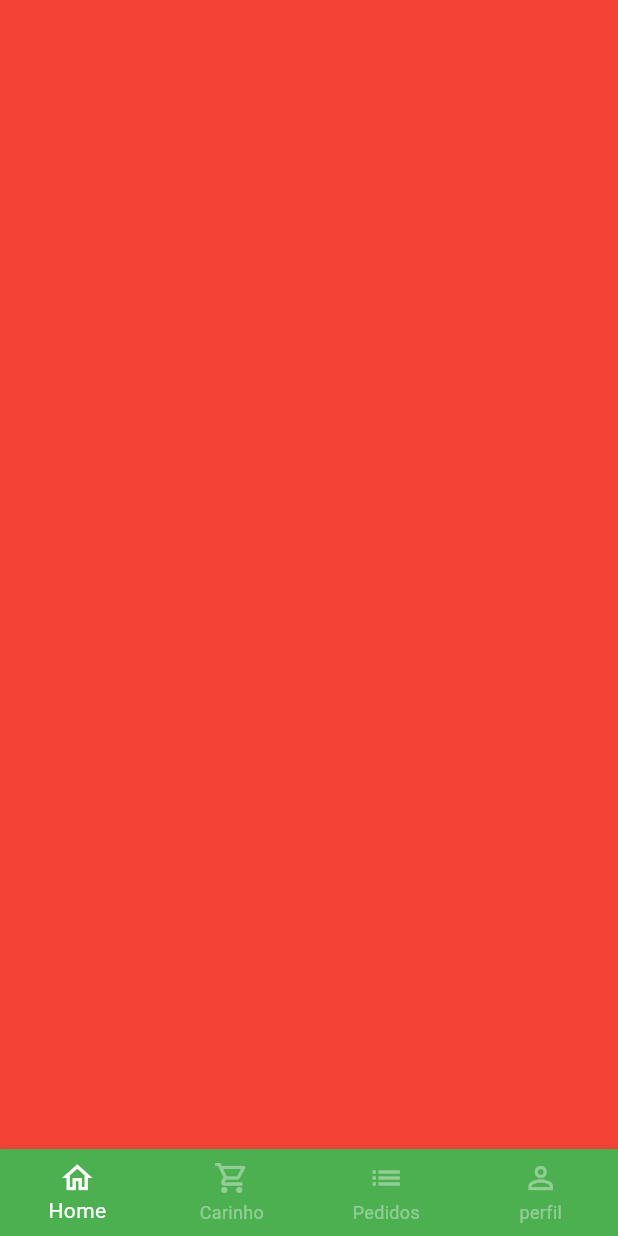
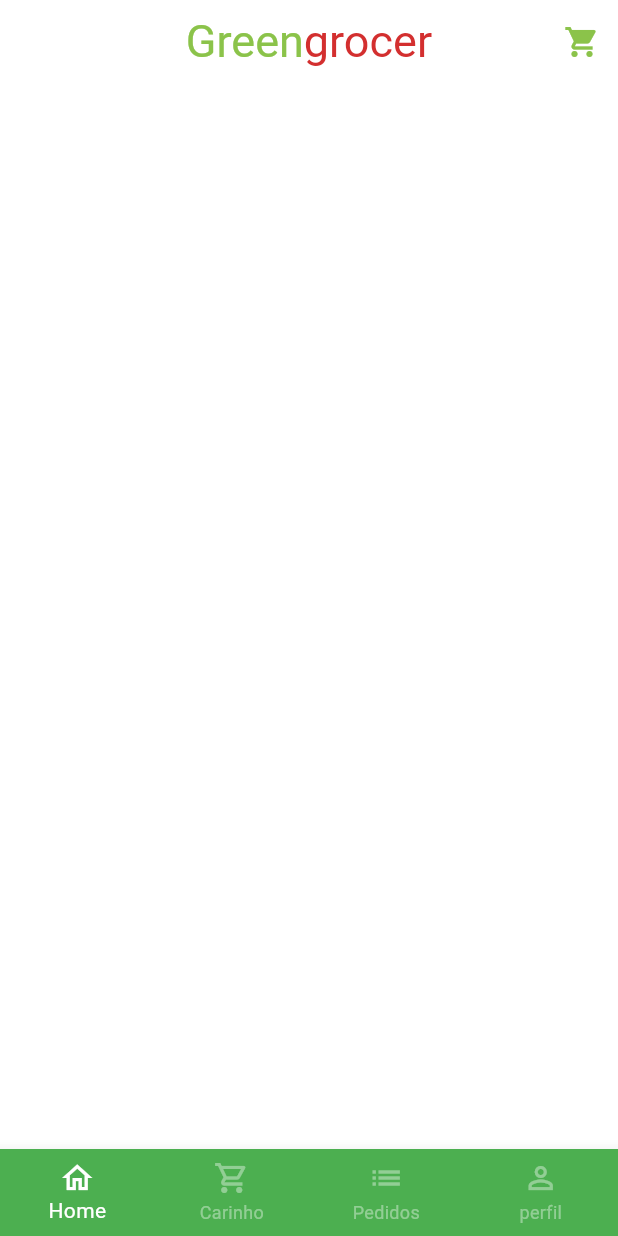
Before and after one commit to caioocardoso/QuitandaVirtual-Flutter, a Flutter app: the screen it shows after launch, after a tap on "Entrar", on a phone screen of 412 x 824 dp. Run offline on Flutter 3.47's test engine with Material 3 defaults, Android fonts, the phone set to English and light mode, and no system bars; our stand-ins replace animated_text_kit, mask_text_input_formatter.

Commit message:
AppBar com nome e ícone do carrínho

```diff
--- a/lib/main.dart
+++ b/lib/main.dart
@@ -13,6 +13,7 @@ class MyApp extends StatelessWidget {
       title: 'Flutter Demo',
       theme: ThemeData(
         primarySwatch: Colors.green,
+        scaffoldBackgroundColor: Colors.white.withAlpha(190),
       ),
       debugShowCheckedModeBanner: false,
       home: const SignInScreen(),
--- a/lib/src/auth/sign_in_screen.dart
+++ b/lib/src/auth/sign_in_screen.dart
@@ -104,9 +104,10 @@ class SignInScreen extends StatelessWidget {
                       height: 50,
                       child: ElevatedButton(
                         style: ElevatedButton.styleFrom(
+                            backgroundColor: CustomColors.customSwatchColor,
                             shape: RoundedRectangleBorder(
-                          borderRadius: BorderRadius.circular(18),
-                        )),
+                              borderRadius: BorderRadius.circular(18),
+                            )),
                         onPressed: () {
                           Navigator.of(context)
                               .pushReplacement(MaterialPageRoute(builder: (c) {
@@ -117,6 +118,7 @@ class SignInScreen extends StatelessWidget {
                           'Entrar',
                           style: TextStyle(
                             fontSize: 18,
+                            color: Colors.white,
                           ),
                         ),
                       ),
@@ -169,9 +171,9 @@ class SignInScreen extends StatelessWidget {
                           shape: RoundedRectangleBorder(
                             borderRadius: BorderRadius.circular(18),
                           ),
-                          side: const BorderSide(
+                          side: BorderSide(
                             width: 2,
-                            color: Colors.green,
+                            color: CustomColors.customSwatchColor,
                           ),
                         ),
                         onPressed: () {
@@ -183,10 +185,11 @@ class SignInScreen extends StatelessWidget {
                             ),
                           );
                         },
-                        child: const Text(
+                        child: Text(
                           "Criar conta",
                           style: TextStyle(
                             fontSize: 18,
+                            color: CustomColors.customSwatchColor,
                           ),
                         ),
                       ),
--- a/lib/src/auth/sign_up_screen.dart
+++ b/lib/src/auth/sign_up_screen.dart
@@ -84,6 +84,7 @@ class SignUpScreen extends StatelessWidget {
                           height: 50,
                           child: ElevatedButton(
                             style: ElevatedButton.styleFrom(
+                              backgroundColor: CustomColors.customSwatchColor,
                               shape: RoundedRectangleBorder(
                                   borderRadius: BorderRadius.circular(18)),
                             ),
@@ -92,6 +93,7 @@ class SignUpScreen extends StatelessWidget {
                               'Cadastrar usuário',
                               style: TextStyle(
                                 fontSize: 18,
+                                color: Colors.white,
                               ),
                             ),
                           ),
--- a/lib/src/base/base_screen.dart
+++ b/lib/src/base/base_screen.dart
@@ -1,4 +1,5 @@
 import 'package:flutter/material.dart';
+import 'package:greengrocer/src/home/home_tab.dart';
 
 class BaseScreen extends StatefulWidget {
   const BaseScreen({super.key});
@@ -18,7 +19,7 @@ class _BaseScreenState extends State<BaseScreen> {
         physics: const NeverScrollableScrollPhysics(),
         controller: pageController,
         children: [
-          Container(color: Colors.red),
+          const HomeTab(),
           Container(color: Colors.yellow),
           Container(color: Colors.blue),
           Container(color: Colors.purple),
--- /dev/null
+++ b/lib/src/home/home_tab.dart
@@ -0,0 +1,51 @@
+import 'package:flutter/material.dart';
+import 'package:greengrocer/src/config/custom_colors.dart';
+
+class HomeTab extends StatelessWidget {
+  const HomeTab({super.key});
+
+  @override
+  Widget build(BuildContext context) {
+    return Scaffold(
+      // App bar
+      appBar: AppBar(
+        backgroundColor: Colors.transparent,
+        centerTitle: true,
+        title: Text.rich(
+          TextSpan(
+            style: const TextStyle(fontSize: 30),
+            children: [
+              TextSpan(
+                text: 'Green',
+                style: TextStyle(
+                  color: CustomColors.customSwatchColor,
+                ),
+              ),
+              TextSpan(
+                text: 'grocer',
+                style: TextStyle(
+                  color: CustomColors.customContrastColor,
+                ),
+              ),
+            ],
+          ),
+        ),
+        actions: [
+          IconButton(
+            onPressed: () {},
+            icon: Icon(
+              Icons.shopping_cart,
+              color: CustomColors.customSwatchColor,
+            ),
+          ),
+        ],
+      ),
+
+      // Campo de Pesquisa
+
+      // Categorias
+
+      // Grid
+    );
+  }
+}
```
